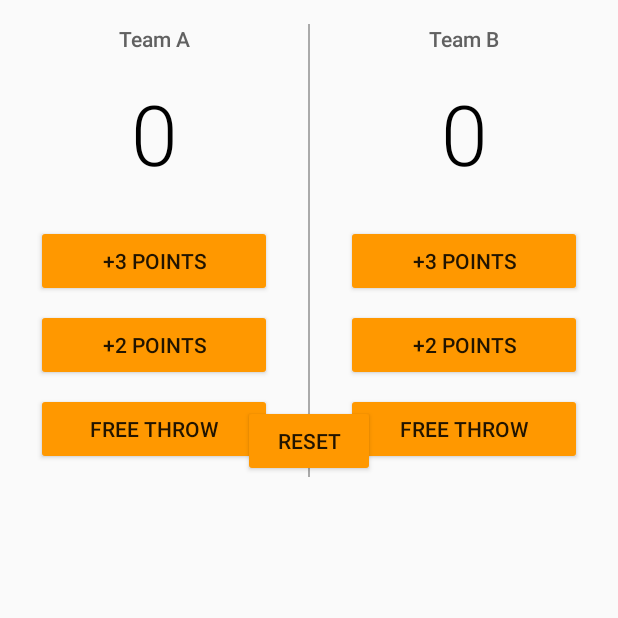
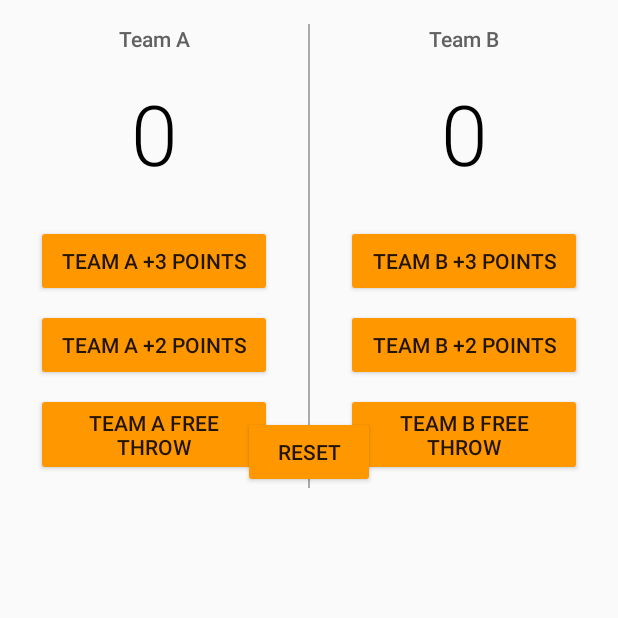
Before and after one commit to bn2kw/courtCounter, an Android app: the screen it shows after launch (MainActivity), on a phone screen of 412 x 824 dp, the top half of it. Run offline under Robolectric (Android 15) with nearby library versions, the phone set to English and light mode, and no system bars.

Commit message:
Update activity_main.xml

```diff
--- a/app/src/main/res/layout/activity_main.xml
+++ b/app/src/main/res/layout/activity_main.xml
@@ -51,7 +51,7 @@
                 android:layout_marginLeft="24dp"
                 android:layout_marginRight="24dp"
                 android:onClick="plusThreeA"
-                android:text="+3 POINTS" />
+                android:text="Team A +3 POINTS" />
 
             <Button
                 android:id="@+id/PlustwoTeamA"
@@ -61,7 +61,7 @@
                 android:layout_marginRight="24dp"
                 android:layout_marginLeft="24dp"
                 android:onClick="plusTwoA"
-                android:text="+2 POINTS" />
+                android:text="Team A +2 POINTS" />
 
             <Button
                 android:id="@+id/FreeThrowTeamA"
@@ -71,7 +71,7 @@
                 android:layout_marginLeft="24dp"
                 android:layout_marginRight="24dp"
                 android:onClick="freeThrowA"
-                android:text="FREE THROW" />
+                android:text="Team A FREE THROW" />
         </LinearLayout>
         <View
             android:layout_width="1dp"
@@ -114,7 +114,7 @@
                 android:layout_marginRight="24dp"
                 android:layout_marginLeft="24dp"
                 android:onClick="plusThreeB"
-                android:text="+3 POINTS" />
+                android:text="Team B +3 POINTS" />
 
             <Button
                 android:id="@+id/PlustwoTeamB"
@@ -124,7 +124,7 @@
                 android:layout_marginRight="24dp"
                 android:layout_marginLeft="24dp"
                 android:onClick="plusTwoB"
-                android:text="+2 POINTS" />
+                android:text="Team B +2 POINTS" />
 
             <Button
                 android:id="@+id/FreeThrowTeamB"
@@ -134,7 +134,7 @@
                 android:layout_marginLeft="24dp"
                 android:layout_marginRight="24dp"
                 android:onClick="freeThrowB"
-                android:text="FREE THROW" />
+                android:text="Team B FREE THROW" />
         </LinearLayout>
     </LinearLayout>
     <Button
```
